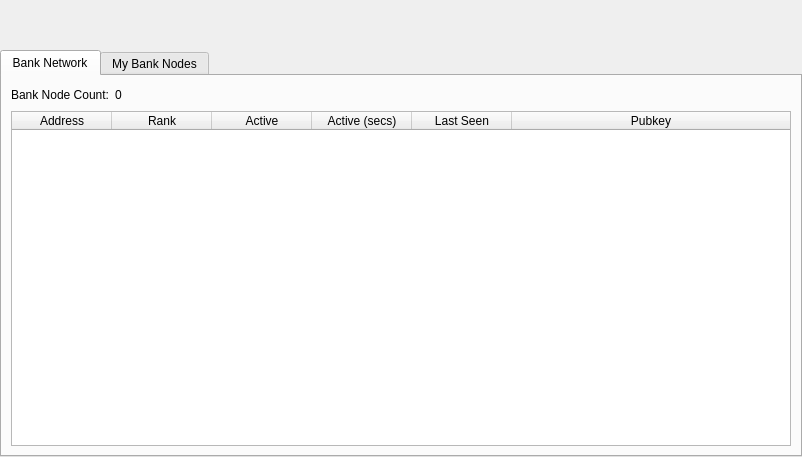
Old version of the form src/qt/forms/banknodemanager.ui in the repository thelonecrouton/bitcredit.
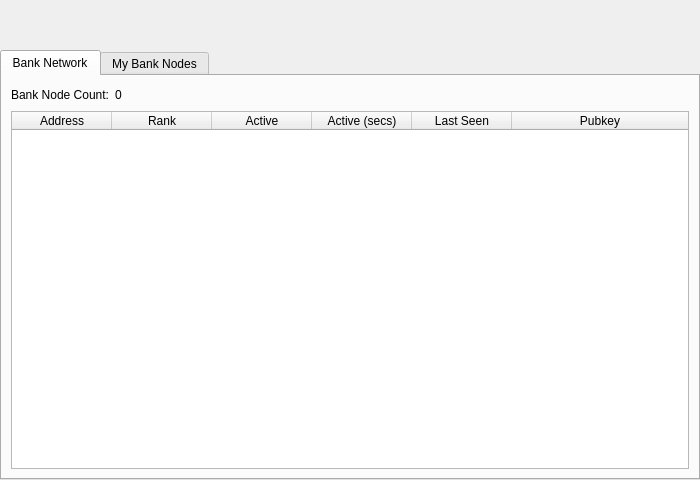
New version of the form.

```diff
--- a/src/qt/forms/banknodemanager.ui
+++ b/src/qt/forms/banknodemanager.ui
@@ -6,10 +6,16 @@
    <rect>
     <x>0</x>
     <y>0</y>
-    <width>802</width>
-    <height>457</height>
+    <width>700</width>
+    <height>480</height>
    </rect>
   </property>
+  <property name="maximumSize">
+   <size>
+    <width>700</width>
+    <height>480</height>
+   </size>
+  </property>
   <property name="windowTitle">
    <string>Form</string>
   </property>
@@ -35,13 +41,13 @@
       <widget class="QFrame" name="verticalFrame">
        <property name="minimumSize">
         <size>
-         <width>800</width>
+         <width>0</width>
          <height>44</height>
         </size>
        </property>
        <property name="maximumSize">
         <size>
-         <width>800</width>
+         <width>700</width>
          <height>44</height>
         </size>
        </property>
```
Left out of the diff: 11 changed lines with no effect on the pictures.
